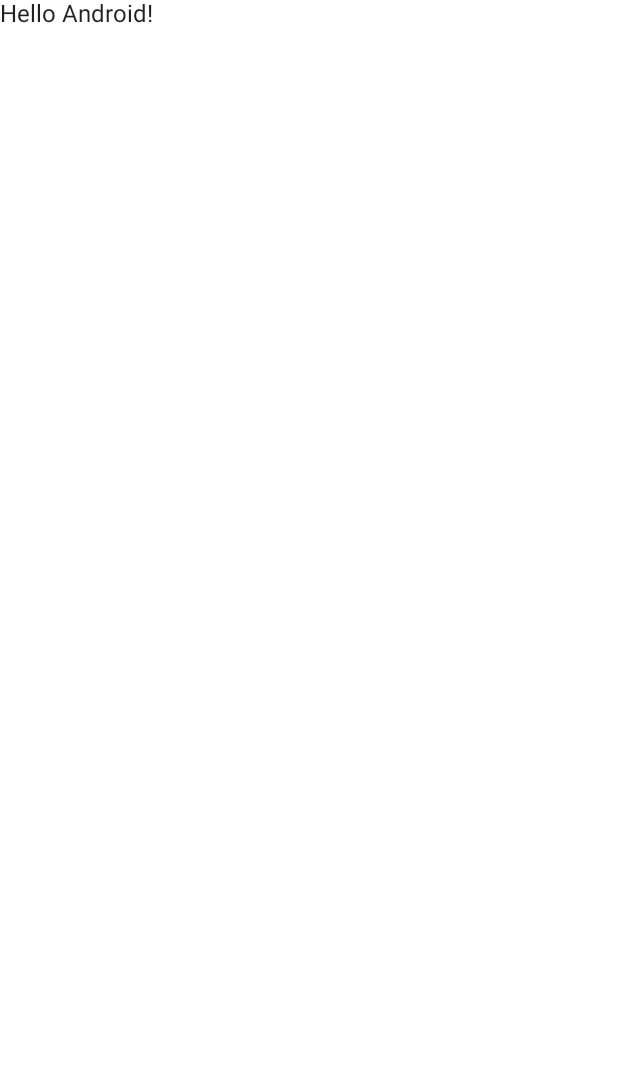
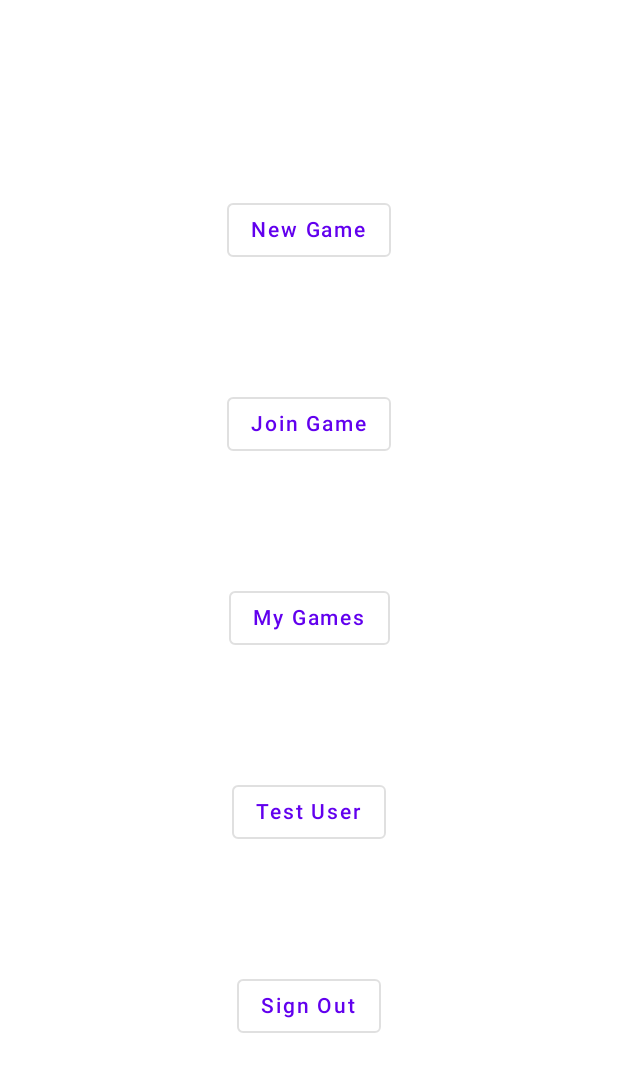
Before and after one commit to HunterKF/The_Don-s_Darling, an Android app built with Jetpack Compose: the screen it shows after launch (MainActivity), on a phone screen of 412 x 824 dp. Before the commit the part shown is almost empty. Shown: the top 1072 px of the screen. Run offline under Robolectric (Android 15) with nearby library versions, the phone set to English and light mode, and no system bars; our stand-ins replace Firebase (no records; nobody signed in at launch, a user with empty details on screens opened directly).

Commit message:
Working on making a game

```diff
--- a/app/src/main/java/com/example/loveletter/MainActivity.kt
+++ b/app/src/main/java/com/example/loveletter/MainActivity.kt
@@ -3,39 +3,28 @@ package com.example.loveletter
 import android.os.Bundle
 import androidx.activity.ComponentActivity
 import androidx.activity.compose.setContent
-import androidx.compose.foundation.layout.fillMaxSize
-import androidx.compose.material.MaterialTheme
-import androidx.compose.material.Surface
-import androidx.compose.material.Text
-import androidx.compose.runtime.Composable
-import androidx.compose.ui.Modifier
-import androidx.compose.ui.tooling.preview.Preview
+import androidx.navigation.compose.rememberNavController
 import com.example.loveletter.ui.theme.LoveLetterTheme
+import com.google.firebase.auth.ktx.auth
+import com.google.firebase.ktx.Firebase
 
 class MainActivity : ComponentActivity() {
     override fun onCreate(savedInstanceState: Bundle?) {
         super.onCreate(savedInstanceState)
         setContent {
+            val auth = Firebase.auth
+            val currentUser = auth.currentUser
+            if (currentUser == null) {
+                auth.signInAnonymously()
+                println("Something happened...")
+            }
             LoveLetterTheme {
-                // A surface container using the 'background' color from the theme
-                Surface(modifier = Modifier.fillMaxSize(),
-                    color = MaterialTheme.colors.background) {
-                    Greeting("Android")
-                }
+                val navController = rememberNavController()
+
+                Navigation(
+                    navController = navController
+                )
             }
         }
     }
 }
-
-@Composable
-fun Greeting(name: String) {
-    Text(text = "Hello $name!")
-}
-
-@Preview(showBackground = true)
-@Composable
-fun DefaultPreview() {
-    LoveLetterTheme {
-        Greeting("Android")
-    }
-}
--- /dev/null
+++ b/app/src/main/java/com/example/loveletter/Navigation.kt
@@ -0,0 +1,20 @@
+package com.example.loveletter
+
+import androidx.compose.runtime.Composable
+import androidx.navigation.NavHostController
+import androidx.navigation.compose.NavHost
+import androidx.navigation.compose.composable
+import com.example.loveletter.presentation.CreateRoom
+import com.example.loveletter.presentation.HomeScreen
+
+@Composable
+fun Navigation(navController: NavHostController) {
+    NavHost(navController = navController, startDestination = Screen.Home.route) {
+        composable(Screen.Home.route) {
+            HomeScreen(navController)
+        }
+        composable(Screen.CreateRoom.route) {
+            CreateRoom(navController)
+        }
+    }
+}
--- /dev/null
+++ b/app/src/main/java/com/example/loveletter/Screen.kt
@@ -0,0 +1,11 @@
+package com.example.loveletter
+
+import androidx.compose.material.icons.Icons
+import androidx.compose.material.icons.rounded.Create
+import androidx.compose.material.icons.rounded.PlayArrow
+import androidx.compose.ui.graphics.vector.ImageVector
+
+sealed class Screen(val route: String, val label: String, val vector: ImageVector) {
+    object Home : Screen("home_screen", "Home", Icons.Rounded.PlayArrow)
+    object CreateRoom : Screen("create_room", "Create Room", Icons.Rounded.Create)
+}
--- /dev/null
+++ b/app/src/main/java/com/example/loveletter/presentation/home/Home.kt
@@ -0,0 +1,59 @@
+package com.example.loveletter.presentation
+
+import android.widget.Toast
+import androidx.compose.foundation.layout.Arrangement
+import androidx.compose.foundation.layout.Column
+import androidx.compose.foundation.layout.fillMaxSize
+import androidx.compose.foundation.layout.padding
+import androidx.compose.material.OutlinedButton
+import androidx.compose.material.Surface
+import androidx.compose.material.Text
+import androidx.compose.runtime.Composable
+import androidx.compose.ui.Alignment
+import androidx.compose.ui.Modifier
+import androidx.compose.ui.platform.LocalContext
+import androidx.compose.ui.res.stringResource
+import androidx.compose.ui.unit.dp
+import androidx.navigation.NavHostController
+import com.example.loveletter.R
+import com.example.loveletter.Screen
+import com.google.firebase.auth.ktx.auth
+import com.google.firebase.ktx.Firebase
+
+@Composable
+fun HomeScreen(navHostController: NavHostController) {
+    val auth = Firebase.auth
+    val currentUser = auth.currentUser
+    val context = LocalContext.current
+    Surface(Modifier.fillMaxSize()) {
+        Column(Modifier.padding(vertical = 48.dp, horizontal = 16.dp),
+            horizontalAlignment = Alignment.CenterHorizontally,
+            verticalArrangement = Arrangement.SpaceEvenly) {
+            OutlinedButton(onClick = { navHostController.navigate(Screen.CreateRoom.route) }) {
+                Text(stringResource(R.string.new_game))
+            }
+            OutlinedButton(onClick = { /*TODO*/ }) {
+                Text(stringResource(R.string.join_game))
+            }
+            OutlinedButton(onClick = { /*TODO*/ }) {
+                Text(stringResource(R.string.my_games))
+            }
+            OutlinedButton(onClick = {
+                Toast.makeText(context,
+                    "Current user: ${currentUser.uid}",
+                    Toast.LENGTH_SHORT).show()
+            }) {
+                Text(stringResource(R.string.test_name))
+            }
+            OutlinedButton(onClick = {
+                currentUser.delete()
+                auth.signOut()
+                Toast.makeText(context,
+                    "Signed out!",
+                    Toast.LENGTH_SHORT).show()
+            }) {
+                Text(stringResource(R.string.sign_out_delete))
+            }
+        }
+    }
+}
--- a/app/src/main/res/values/strings.xml
+++ b/app/src/main/res/values/strings.xml
@@ -1,3 +1,12 @@
 <resources>
     <string name="app_name">Love Letter</string>
+    <string name="new_game">New Game</string>
+    <string name="join_game">Join Game</string>
+    <string name="my_games">My Games</string>
+    <string name="confirm_ready">Confirm Ready</string>
+    <string name="cancel_ready">cancel ready</string>
+    <string name="open_chat">open chat</string>
+    <string name="go_back">go back</string>
+    <string name="test_name">Test User</string>
+    <string name="sign_out_delete">Sign Out</string>
 </resources>
--- a/build.gradle
+++ b/build.gradle
@@ -1,6 +1,10 @@
 buildscript {
     ext {
         compose_version = '1.1.0-beta01'
+    }
+
+    dependencies {
+        classpath 'com.google.gms:google-services:4.3.14'
     }
 }// Top-level build file where you can add configuration options common to all sub-projects/modules.
 plugins {
```
Also changed, not shown: app/build.gradle (+11 -0 lines), app/src/main/java/com/example/loveletter/data/Deck.kt (added, +31 -0 lines), app/src/main/java/com/example/loveletter/data/GameRoom.kt (added, +10 -0 lines), app/src/main/java/com/example/loveletter/presentation/createroom/CreateRoom.kt (added, +141 -0 lines), app/src/main/java/com/example/loveletter/util/startgame/Player.kt (added, +7 -0 lines), app/src/main/java/com/example/loveletter/util/startgame/StartGame.kt (added, +79 -0 lines), app/src/main/res/drawable/bluechar.jpg (added), app/src/main/res/drawable/goldchar.jpg (added), app/src/main/res/drawable/greenchar.jpg (added), app/src/main/res/drawable/pinkchar.jpg (added), app/src/main/res/drawable/purplechar.jpg (added), app/src/main/res/drawable/redchar.jpg (added).
